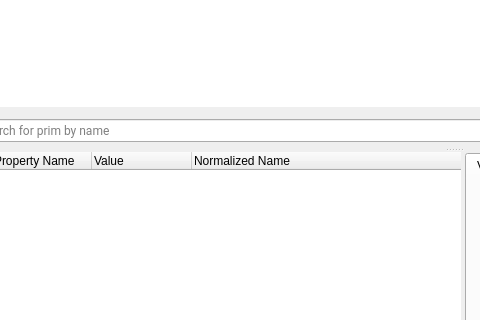
Before: the Qt Designer form pxr/usdImaging/usdviewq/mainWindowUI.ui in NVIDIA-Omniverse/OpenUSD, drawn with Qt 5; both pictures show x 119 to 599 and y 316 to 636 of the 1145 by 1002 pixel window.
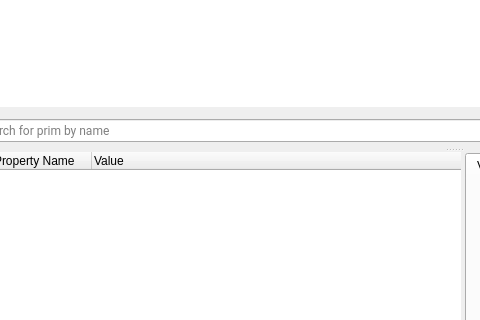
After: the same form once the commit is applied. Custom widgets are drawn as their Qt base class.

Diff of the .ui file:
```diff
--- a/pxr/usdImaging/usdviewq/mainWindowUI.ui
+++ b/pxr/usdImaging/usdviewq/mainWindowUI.ui
@@ -680,7 +680,7 @@
             <enum>Qt::ElideMiddle</enum>
            </property>
            <property name="columnCount">
-            <number>4</number>
+            <number>3</number>
            </property>
            <column>
             <property name="text">
@@ -697,11 +697,6 @@
              <string>Value</string>
             </property>
            </column>
-           <column>
-            <property name="text">
-             <string>Normalized Name</string>
-            </property>
-           </column>
           </widget>
          </item>
          <item>
```
